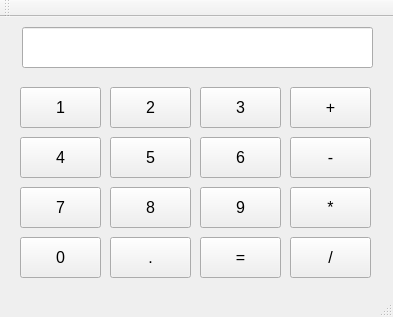
Above: Hw 4/task3/calculator.ui from anastasia143/Semester-2 before the change. Below: the same form after it.
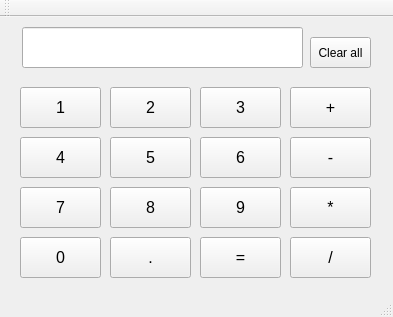
That is the form after the change.

The edit to the form file:
```diff
--- a/Hw 4/task3/calculator.ui
+++ b/Hw 4/task3/calculator.ui
@@ -31,7 +31,7 @@
      <rect>
       <x>22</x>
       <y>10</y>
-      <width>351</width>
+      <width>281</width>
       <height>41</height>
      </rect>
     </property>
@@ -332,6 +332,19 @@
      <string>.</string>
     </property>
    </widget>
+   <widget class="QToolButton" name="clearButton">
+    <property name="geometry">
+     <rect>
+      <x>310</x>
+      <y>20</y>
+      <width>61</width>
+      <height>31</height>
+     </rect>
+    </property>
+    <property name="text">
+     <string>Clear all</string>
+    </property>
+   </widget>
   </widget>
   <widget class="QMenuBar" name="menuBar">
    <property name="geometry">
```
